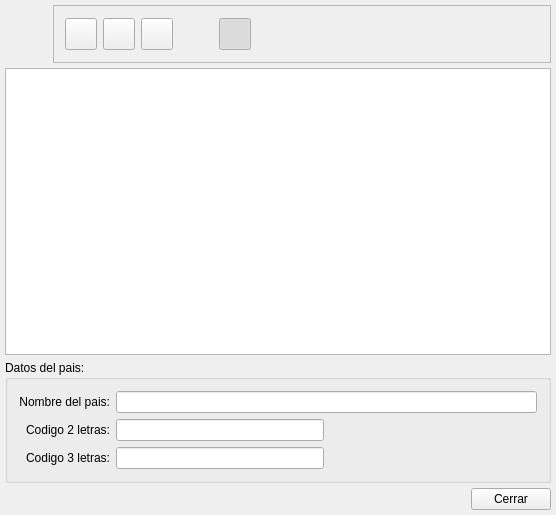
This is bulmages/bulmalib/src/paisbase.ui in eboladev/Bulmages-1 as Qt 5 draws it before an edit. The edited form follows.
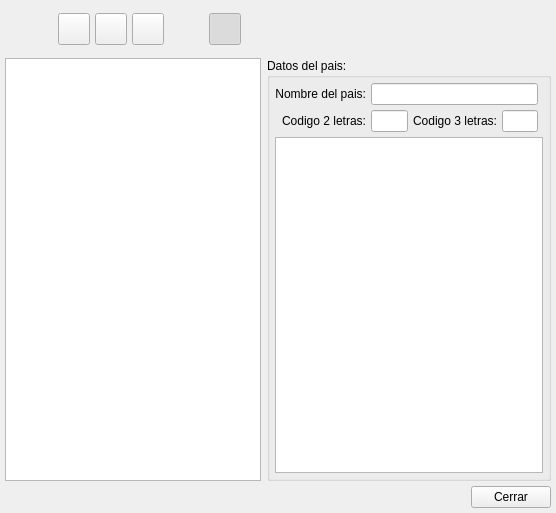
This is the edited form. Icons and pictures are not drawn. Custom widgets are drawn as their Qt base class.

Patch:
```diff
--- a/bulmages/bulmalib/src/paisbase.ui
+++ b/bulmages/bulmalib/src/paisbase.ui
@@ -6,7 +6,7 @@
     <x>0</x>
     <y>0</y>
     <width>556</width>
-    <height>515</height>
+    <height>513</height>
    </rect>
   </property>
   <property name="windowTitle" >
@@ -15,14 +15,14 @@
   <property name="windowIcon" >
    <iconset resource="../../bulmages.qrc" >:/BulmaCont32x32/images/png/i_centroCoste.xpm</iconset>
   </property>
-  <layout class="QGridLayout" >
+  <layout class="QVBoxLayout" >
    <property name="margin" >
     <number>5</number>
    </property>
    <property name="spacing" >
     <number>5</number>
    </property>
-   <item row="0" column="0" >
+   <item>
     <layout class="QHBoxLayout" >
      <property name="margin" >
       <number>0</number>
@@ -55,17 +55,17 @@
      <item>
       <widget class="QFrame" name="frame" >
        <property name="frameShape" >
-        <enum>QFrame::StyledPanel</enum>
+        <enum>QFrame::NoFrame</enum>
        </property>
        <property name="frameShadow" >
-        <enum>QFrame::Raised</enum>
+        <enum>QFrame::Plain</enum>
        </property>
        <layout class="QGridLayout" >
         <property name="margin" >
-         <number>11</number>
+         <number>5</number>
         </property>
         <property name="spacing" >
-         <number>6</number>
+         <number>5</number>
         </property>
         <item row="0" column="0" >
          <widget class="QToolButton" name="mui_crear" >
@@ -258,79 +258,51 @@
      </item>
     </layout>
    </item>
-   <item row="1" column="0" >
-    <widget class="QTableWidget" name="mui_list" >
-     <property name="editTriggers" >
-      <set>QAbstractItemView::NoEditTriggers</set>
+   <item>
+    <layout class="QHBoxLayout" >
+     <property name="margin" >
+      <number>0</number>
      </property>
-     <property name="selectionMode" >
-      <enum>QAbstractItemView::SingleSelection</enum>
+     <property name="spacing" >
+      <number>6</number>
      </property>
-     <property name="selectionBehavior" >
-      <enum>QAbstractItemView::SelectRows</enum>
+     <item>
+      <widget class="SubForm3" name="mui_list" >
+       <property name="sizePolicy" >
+        <sizepolicy>
+         <hsizetype>3</hsizetype>
+         <vsizetype>7</vsizetype>
+         <horstretch>0</horstretch>
+         <verstretch>0</verstretch>
+        </sizepolicy>
      </property>
     </widget>
    </item>
-   <item row="2" column="0" >
+     <item>
     <widget class="QGroupBox" name="groupBox" >
      <property name="title" >
       <string>Datos del pais:</string>
      </property>
      <layout class="QGridLayout" >
       <property name="margin" >
-       <number>11</number>
+         <number>5</number>
       </property>
       <property name="spacing" >
-       <number>6</number>
-      </property>
-      <item row="0" column="0" >
-       <widget class="QLabel" name="textLabel1" >
-        <property name="text" >
-         <string>Nombre del pais:</string>
-        </property>
-        <property name="alignment" >
-         <set>Qt::AlignRight|Qt::AlignTrailing|Qt::AlignVCenter</set>
-        </property>
-       </widget>
-      </item>
-      <item row="0" column="1" colspan="2" >
-       <widget class="QLineEdit" name="mui_descpais" >
-        <property name="maxLength" >
-         <number>50</number>
-        </property>
-       </widget>
-      </item>
-      <item row="1" column="0" >
-       <widget class="QLabel" name="textLabel1_2" >
-        <property name="text" >
-         <string>Codigo 2 letras:</string>
-        </property>
-        <property name="alignment" >
-         <set>Qt::AlignRight|Qt::AlignTrailing|Qt::AlignVCenter</set>
-        </property>
-       </widget>
-      </item>
-      <item row="1" column="1" >
-       <widget class="QLineEdit" name="mui_cod2pais" >
-        <property name="maxLength" >
-         <number>2</number>
+         <number>5</number>
+        </property>
+        <item row="2" column="0" colspan="5" >
+         <widget class="SubForm3" name="mui_listprovincias" >
+          <property name="sizePolicy" >
+           <sizepolicy>
+            <hsizetype>7</hsizetype>
+            <vsizetype>7</vsizetype>
+            <horstretch>0</horstretch>
+            <verstretch>0</verstretch>
+           </sizepolicy>
         </property>
        </widget>
       </item>
       <item row="1" column="2" >
-       <spacer>
-        <property name="orientation" >
-         <enum>Qt::Horizontal</enum>
-        </property>
-        <property name="sizeHint" >
-         <size>
-          <width>40</width>
-          <height>20</height>
-         </size>
-        </property>
-       </spacer>
-      </item>
-      <item row="2" column="0" >
        <widget class="QLabel" name="textLabel1_3" >
         <property name="text" >
          <string>Codigo 3 letras:</string>
@@ -340,30 +312,79 @@
         </property>
        </widget>
       </item>
-      <item row="2" column="1" >
+        <item row="1" column="3" >
        <widget class="QLineEdit" name="mui_cod3pais" >
         <property name="maxLength" >
          <number>3</number>
         </property>
        </widget>
       </item>
-      <item row="2" column="2" >
+        <item row="1" column="1" >
+         <widget class="QLineEdit" name="mui_cod2pais" >
+          <property name="maxLength" >
+           <number>2</number>
+          </property>
+         </widget>
+        </item>
+        <item row="0" column="1" colspan="3" >
+         <widget class="QLineEdit" name="mui_descpais" >
+          <property name="maxLength" >
+           <number>50</number>
+          </property>
+         </widget>
+        </item>
+        <item row="0" column="0" >
+         <widget class="QLabel" name="textLabel1" >
+          <property name="text" >
+           <string>Nombre del pais:</string>
+          </property>
+          <property name="alignment" >
+           <set>Qt::AlignRight|Qt::AlignTrailing|Qt::AlignVCenter</set>
+          </property>
+         </widget>
+        </item>
+        <item row="1" column="0" >
+         <widget class="QLabel" name="textLabel1_2" >
+          <property name="text" >
+           <string>Codigo 2 letras:</string>
+          </property>
+          <property name="alignment" >
+           <set>Qt::AlignRight|Qt::AlignTrailing|Qt::AlignVCenter</set>
+          </property>
+         </widget>
+        </item>
+        <item row="0" column="4" >
        <spacer>
         <property name="orientation" >
          <enum>Qt::Horizontal</enum>
         </property>
         <property name="sizeHint" >
          <size>
-          <width>40</width>
+            <width>71</width>
           <height>20</height>
          </size>
         </property>
        </spacer>
       </item>
+        <item row="1" column="4" >
+         <spacer>
+          <property name="orientation" >
+           <enum>Qt::Horizontal</enum>
+          </property>
+          <property name="sizeHint" >
+           <size>
+            <width>71</width>
+            <height>20</height>
+           </size>
+          </property>
+         </spacer>
+        </item>
      </layout>
     </widget>
    </item>
-   <item row="3" column="0" >
+    </layout>
+   </item>
+   <item>
     <layout class="QHBoxLayout" >
      <property name="margin" >
       <number>0</number>
@@ -399,6 +420,13 @@
   </layout>
  </widget>
  <layoutdefault spacing="6" margin="11" />
+ <customwidgets>
+  <customwidget>
+   <class>SubForm3</class>
+   <extends>QTableWidget</extends>
+   <header>subform3.h</header>
+  </customwidget>
+ </customwidgets>
  <resources>
   <include location="../../bulmages.qrc" />
  </resources>
```
Lines whose indentation alone changed are shown as unchanged.
